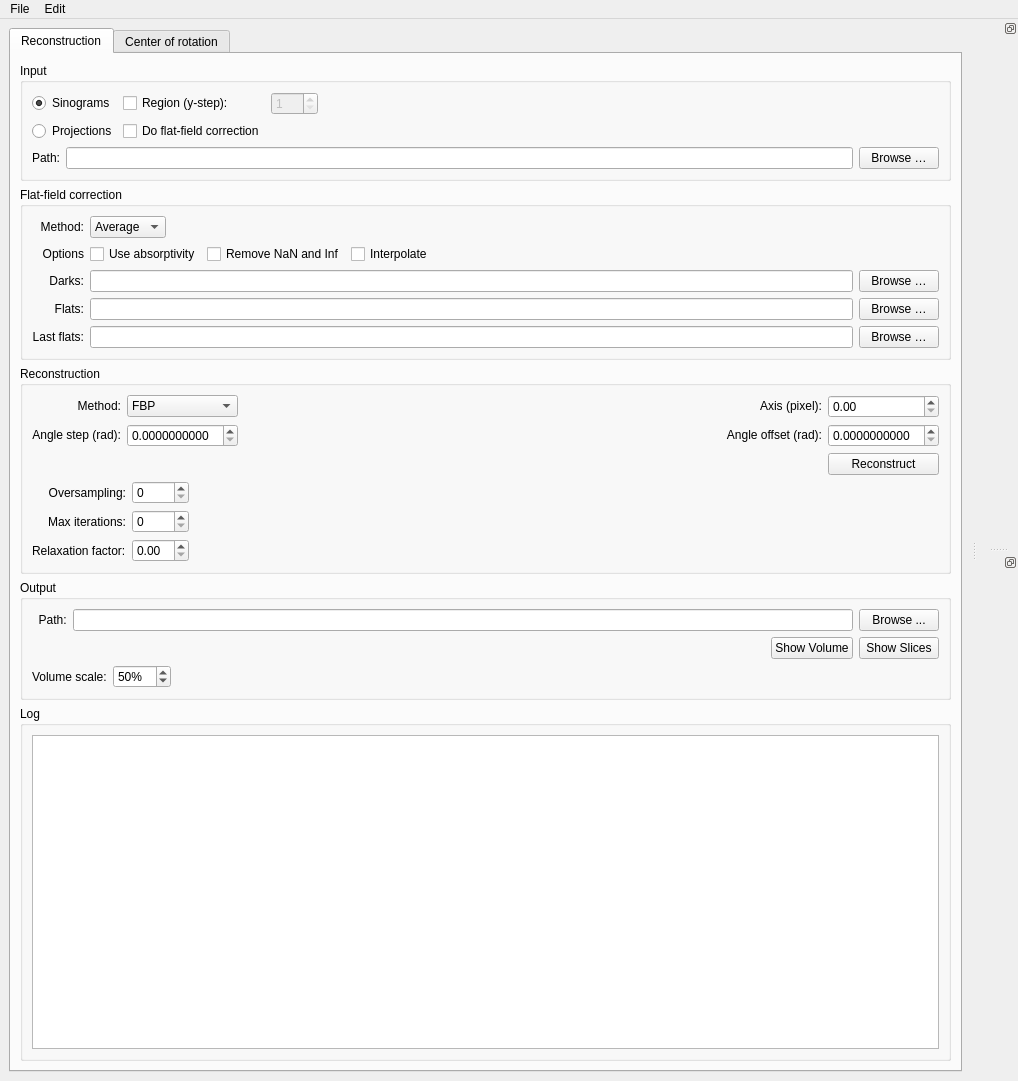
ufo-kit/tofu, file tofu/gui.ui: the form before one commit.
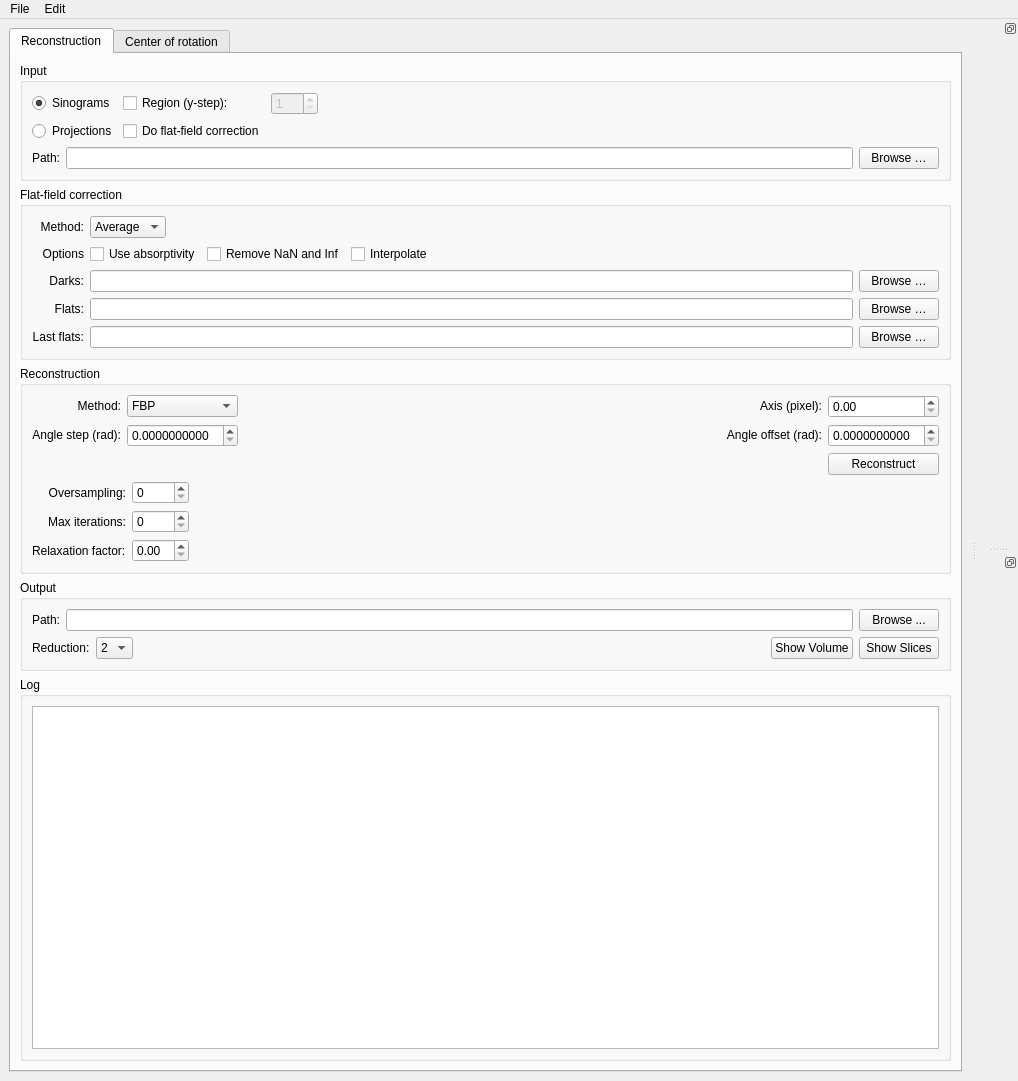
The form after the commit. The open tabs and pages were chosen to show the change.

Commit message: Replace volume percentage with reduction box

```diff
--- a/tofu/gui.ui
+++ b/tofu/gui.ui
@@ -798,7 +798,7 @@
                 <string/>
                </property>
                <property name="text">
-                <string>  Path:</string>
+                <string>Path:</string>
                </property>
               </widget>
              </item>
@@ -835,6 +835,40 @@
            </item>
            <item>
             <layout class="QHBoxLayout" name="horizontalLayout_5">
+             <item>
+              <widget class="QLabel" name="label">
+               <property name="text">
+                <string>Reduction:</string>
+               </property>
+              </widget>
+             </item>
+             <item>
+              <widget class="QComboBox" name="reduction_box">
+               <property name="currentIndex">
+                <number>1</number>
+               </property>
+               <item>
+                <property name="text">
+                 <string>1</string>
+                </property>
+               </item>
+               <item>
+                <property name="text">
+                 <string>2</string>
+                </property>
+               </item>
+               <item>
+                <property name="text">
+                 <string>4</string>
+                </property>
+               </item>
+               <item>
+                <property name="text">
+                 <string>8</string>
+                </property>
+               </item>
+              </widget>
+             </item>
              <item>
               <spacer name="horizontalSpacer_4">
                <property name="orientation">
@@ -864,67 +898,6 @@
              </item>
             </layout>
            </item>
-           <item>
-            <layout class="QHBoxLayout" name="horizontalLayout_6">
-             <item>
-              <widget class="QLabel" name="label">
-               <property name="sizePolicy">
-                <sizepolicy hsizetype="Fixed" vsizetype="Preferred">
-                 <horstretch>0</horstretch>
-                 <verstretch>0</verstretch>
-                </sizepolicy>
-               </property>
-               <property name="toolTip">
-                <string notr="true">&lt;html&gt;&lt;head/&gt;&lt;body&gt;&lt;p&gt;Scale down for a faster output.&lt;br/&gt;Total number of slices will be reduced automatically.&lt;/p&gt;&lt;/body&gt;&lt;/html&gt;</string>
-               </property>
-               <property name="text">
-                <string>Volume scale:</string>
-               </property>
-              </widget>
-             </item>
-             <item>
-              <widget class="QSpinBox" name="percent_box">
-               <property name="sizePolicy">
-                <sizepolicy hsizetype="Fixed" vsizetype="Fixed">
-                 <horstretch>0</horstretch>
-                 <verstretch>0</verstretch>
-                </sizepolicy>
-               </property>
-               <property name="toolTip">
-                <string notr="true">&lt;html&gt;&lt;head/&gt;&lt;body&gt;&lt;p&gt;Scale down for a faster output.&lt;br/&gt;Total number of slices will be reduced automatically.&lt;/p&gt;&lt;/body&gt;&lt;/html&gt;</string>
-               </property>
-               <property name="suffix">
-                <string>%</string>
-               </property>
-               <property name="minimum">
-                <number>10</number>
-               </property>
-               <property name="maximum">
-                <number>100</number>
-               </property>
-               <property name="singleStep">
-                <number>5</number>
-               </property>
-               <property name="value">
-                <number>50</number>
-               </property>
-              </widget>
-             </item>
-             <item>
-              <spacer name="horizontalSpacer_5">
-               <property name="orientation">
-                <enum>Qt::Horizontal</enum>
-               </property>
-               <property name="sizeHint" stdset="0">
-                <size>
-                 <width>40</width>
-                 <height>20</height>
-                </size>
-               </property>
-              </spacer>
-             </item>
-            </layout>
-           </item>
           </layout>
          </widget>
         </item>
```
Left out of the diff: 2 changed lines with no effect on the pictures. The commit also changes 1 other file.
